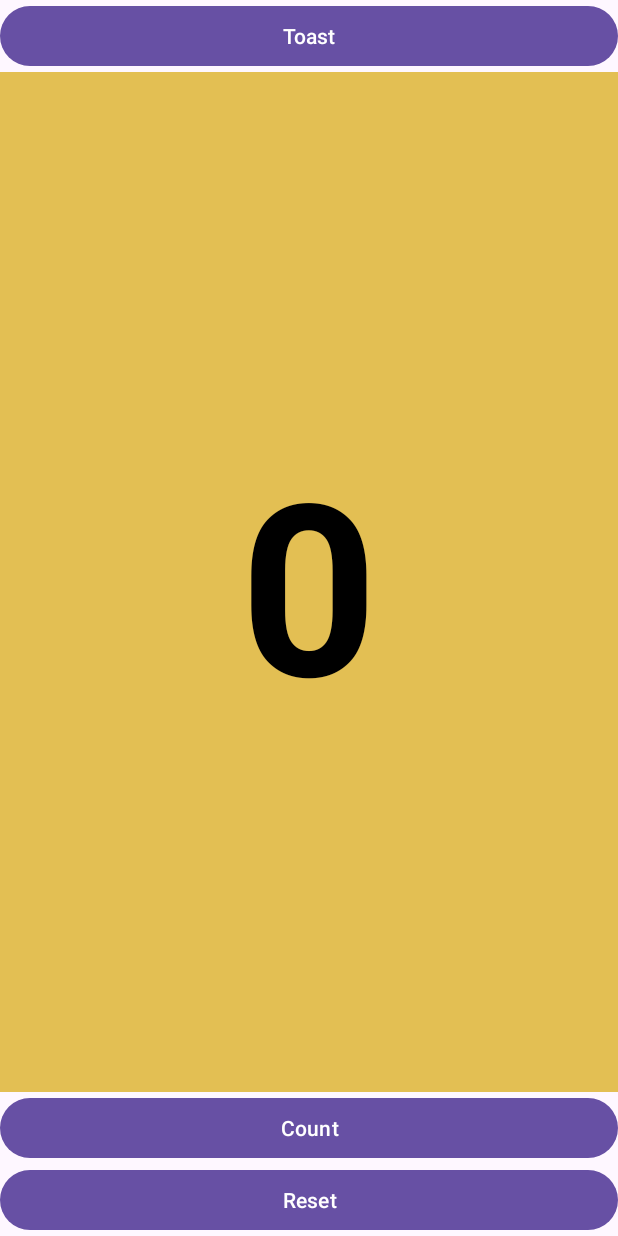
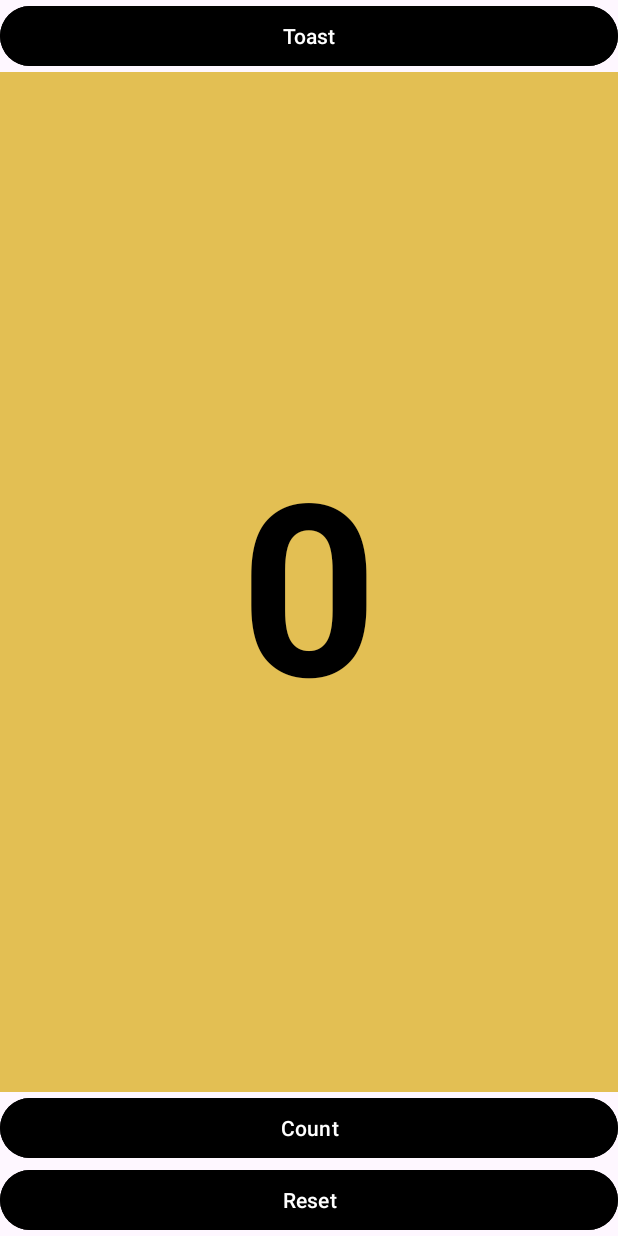
Before and after one commit to ViSarai/HelloToast, an Android app: the screen it shows after launch (MainActivity), on a phone screen of 412 x 824 dp. Run offline under Robolectric (Android 15) with nearby library versions, the phone set to English and light mode, and no system bars.

Commit message:
alteração da cor dos botoes

```diff
--- a/app/src/main/res/layout/activity_main.xml
+++ b/app/src/main/res/layout/activity_main.xml
@@ -12,6 +12,7 @@
         android:layout_height="wrap_content"
         android:onClick="showToast"
         android:text="Toast"
+        android:backgroundTint="@color/black"
         app:layout_constraintEnd_toEndOf="parent"
         app:layout_constraintStart_toStartOf="parent"
         app:layout_constraintTop_toTopOf="parent" />
@@ -22,6 +23,7 @@
         android:layout_height="wrap_content"
         android:onClick="showCount"
         android:text="Count"
+        android:backgroundTint="@color/black"
         app:layout_constraintBottom_toTopOf="@+id/buttonReset"
         app:layout_constraintEnd_toEndOf="parent"
         app:layout_constraintHorizontal_bias="1.0"
@@ -30,6 +32,7 @@
     <TextView
         android:id="@+id/showCount"
         android:layout_width="0dp"
+
         android:layout_height="0dp"
         android:background="#E3BF53"
         android:gravity="center"
@@ -47,6 +50,7 @@
         android:layout_height="wrap_content"
         android:onClick="reset"
         android:text="Reset"
+       android:backgroundTint="@color/black"
         app:layout_constraintBottom_toBottomOf="parent"
         app:layout_constraintEnd_toEndOf="parent"
         app:layout_constraintStart_toStartOf="parent"
```
